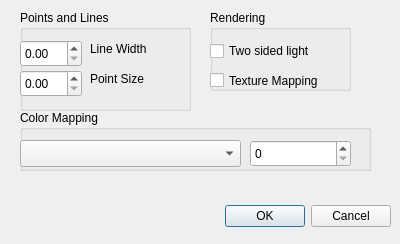
Above: src/qglviewer/ui/RenderingDialogUI.ui from uos/lvr2 before the change. Below: the same form after it.
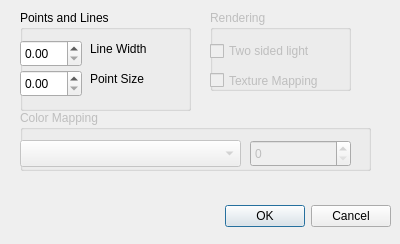
That is the form after the change.

Commit message: Disable unsupported features in rendering settings

```diff
--- a/src/qglviewer/ui/RenderingDialogUI.ui
+++ b/src/qglviewer/ui/RenderingDialogUI.ui
@@ -30,6 +30,9 @@
    </property>
   </widget>
   <widget class="QGroupBox" name="groupBox_2">
+   <property name="enabled">
+    <bool>false</bool>
+   </property>
    <property name="geometry">
     <rect>
      <x>20</x>
@@ -79,6 +82,9 @@
    </widget>
   </widget>
   <widget class="QGroupBox" name="groupBox_3">
+   <property name="enabled">
+    <bool>false</bool>
+   </property>
    <property name="geometry">
     <rect>
      <x>210</x>
```
The commit also changes 1 other file.
